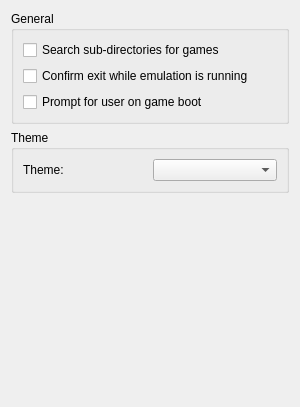
Before: the Qt Designer form src/yuzu/configuration/configure_general.ui in rorrim-rorrim/eden-alt, drawn with Qt 5.
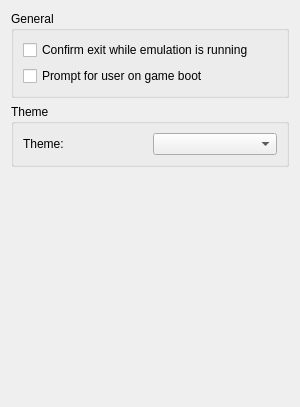
After: the same form once the commit is applied.

Commit message:
yuzu: Add support for multiple game directories
Ported from https://github.com/citra-emu/citra/pull/3617.

The edit to the form file:
```diff
--- a/src/yuzu/configuration/configure_general.ui
+++ b/src/yuzu/configuration/configure_general.ui
@@ -24,13 +24,6 @@
        <layout class="QHBoxLayout" name="GeneralHorizontalLayout">
         <item>
          <layout class="QVBoxLayout" name="GeneralVerticalLayout">
-          <item>
-           <widget class="QCheckBox" name="toggle_deepscan">
-            <property name="text">
-             <string>Search sub-directories for games</string>
-            </property>
-           </widget>
-          </item>
           <item>
            <widget class="QCheckBox" name="toggle_check_exit">
             <property name="text">
```
The commit also changes 11 other files.
